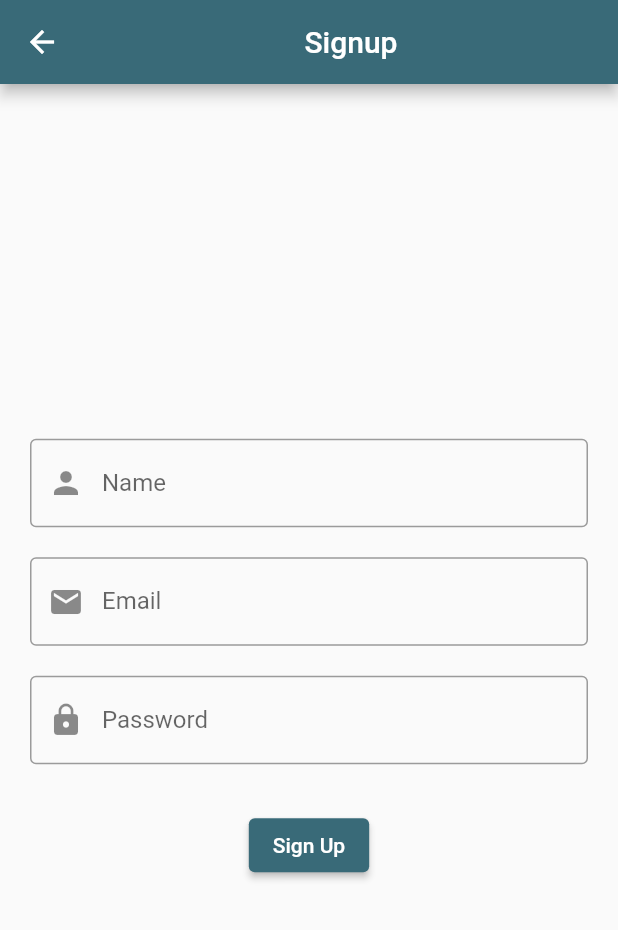
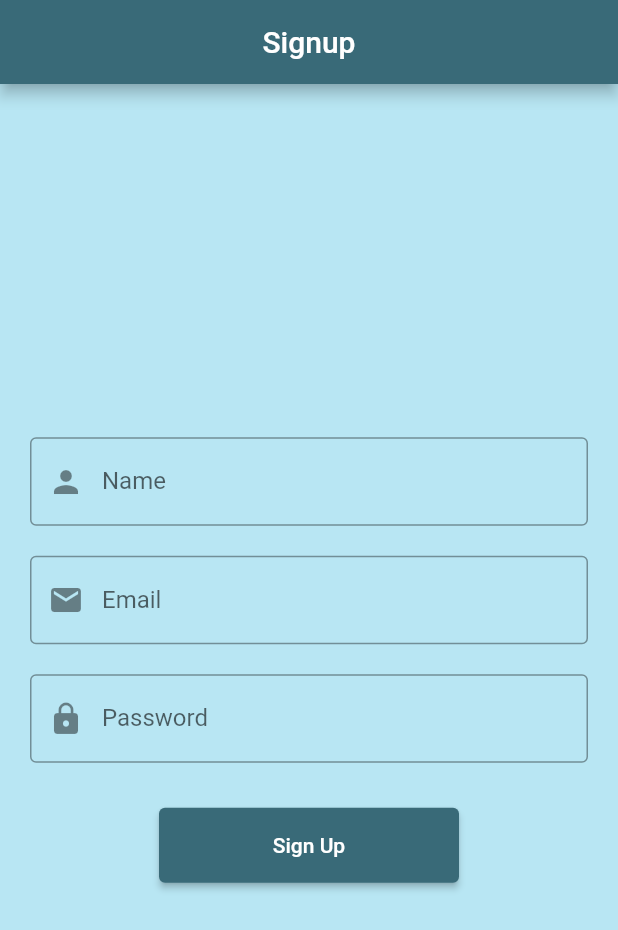
Before and after one commit to Sxmxrth/CalFit-Mini-Project, a Flutter app: the SignupPage screen opened directly, on a phone screen of 412 x 824 dp. Shown: the top 930 px of the screen. Run offline on Flutter 3.47's test engine with Material 2 defaults, Android fonts, the phone set to English and light mode, and no system bars.

Commit message:
initial commit

```diff
--- a/cal_fit/lib/main.dart
+++ b/cal_fit/lib/main.dart
@@ -17,7 +17,7 @@ class MyApp extends StatelessWidget {
   Widget build(BuildContext context) {
     return MaterialApp(
       debugShowCheckedModeBanner: false,
-      home: HomePage(),
+      home: SignupPage(),
     );
   }
 }
--- a/cal_fit/lib/pages/loginPage.dart
+++ b/cal_fit/lib/pages/loginPage.dart
@@ -24,7 +24,7 @@ class _SignInPageState extends State<SignInPage> {
       body: Form(
         key: _formKey,
         child: Padding(
-          padding: const EdgeInsets.all(16.0),
+          padding: const EdgeInsets.all(20.0),
           child: Column(
             crossAxisAlignment: CrossAxisAlignment.stretch,
             mainAxisAlignment: MainAxisAlignment.center,
@@ -66,7 +66,7 @@ class _SignInPageState extends State<SignInPage> {
               ElevatedButton(
                 style: ElevatedButton.styleFrom(
                     backgroundColor: Color(0xff396A78),
-                    minimumSize: Size(100, 50)),
+                    minimumSize: Size(50, 50)),
                 onPressed: () {
                   if (_formKey.currentState!.validate()) {
                     _formKey.currentState!.save();
--- a/cal_fit/lib/pages/signupPage.dart
+++ b/cal_fit/lib/pages/signupPage.dart
@@ -16,6 +16,7 @@ class _SignupPageState extends State<SignupPage> {
   @override
   Widget build(BuildContext context) {
     return Scaffold(
+      backgroundColor: Color(0xffB8E6F3),
       appBar: AppBar(
         title: Center(child: Text('Signup')),
         backgroundColor: Color(0xff396A78),
@@ -84,8 +85,8 @@ class _SignupPageState extends State<SignupPage> {
               SizedBox(height: 30.0),
               ElevatedButton(
                 style: ElevatedButton.styleFrom(
-                  backgroundColor: Color(0xff396A78),
-                ),
+                    backgroundColor: Color(0xff396A78),
+                    minimumSize: Size(200, 50)),
                 child: Text('Sign Up'),
                 onPressed: () {
                   if (_formKey.currentState!.validate()) {
```
